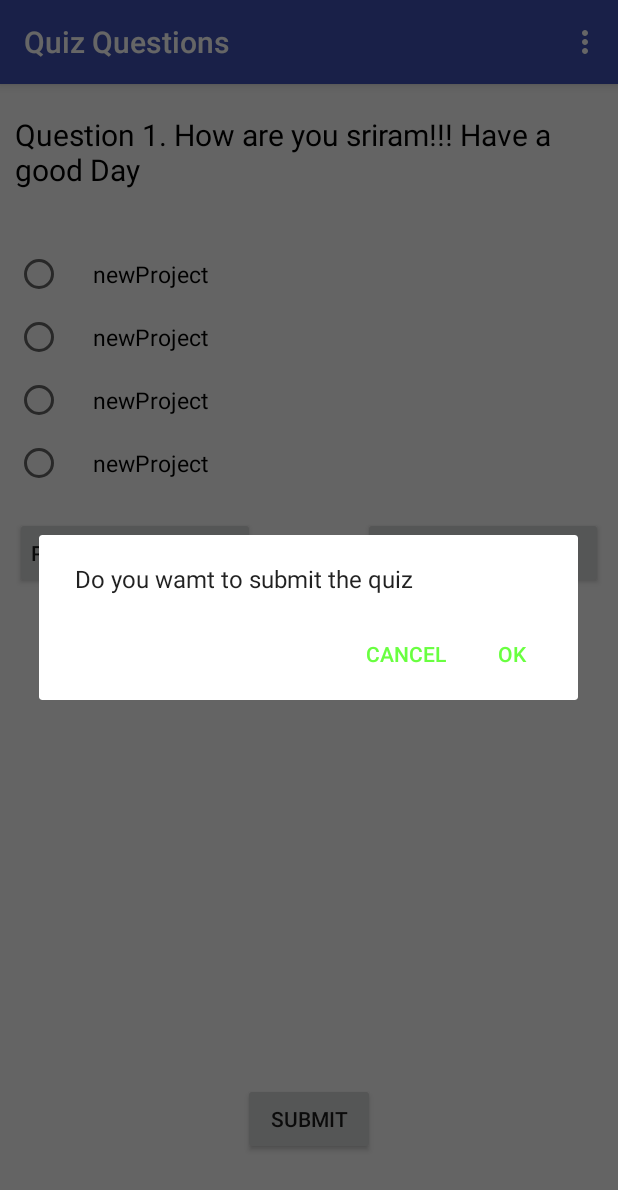
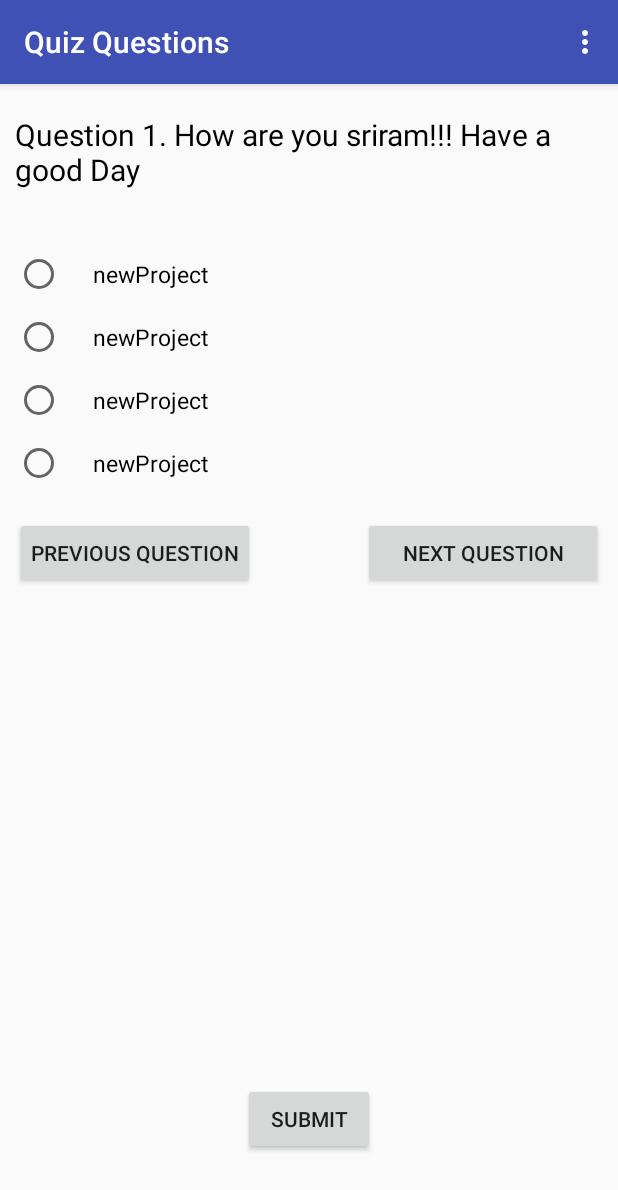
Before and after one commit to Sriramkod/Online_Quiz, an Android app: the QuizActivity screen opened directly, with no data from a screen before it, after a tap on "SUBMIT", on a phone screen of 412 x 824 dp. Shown: the top 1190 px of the screen. Run offline under Robolectric (Android 15) with nearby library versions, the phone set to English and light mode, and no system bars; 12 statements that could not run were skipped.

```diff
--- a/app/src/main/java/com/example/ksriram/newproject/QuizActivity.java
+++ b/app/src/main/java/com/example/ksriram/newproject/QuizActivity.java
@@ -3,6 +3,7 @@ package com.example.ksriram.newproject;
 import android.app.AlertDialog;
 import android.app.ProgressDialog;
 import android.content.DialogInterface;
+import android.content.Intent;
 import android.content.pm.ActivityInfo;
 import android.os.AsyncTask;
 import android.os.Bundle;
@@ -36,6 +37,7 @@ import java.util.List;
 
 public class QuizActivity extends AppCompatActivity {
 
+    ArrayList<Integer> milk;
     private TextView quizQuestion;
 
     private RadioGroup radioGroup;
@@ -43,9 +45,10 @@ public class QuizActivity extends AppCompatActivity {
     private RadioButton optionTwo;
     private RadioButton optionThree;
     private RadioButton optionFour;
+    private RadioButton def;
 
-
-    private int[] a = new int[1000];
+    //private int[] a = new int[1000];
+    int[] a = new int[100];
     private int i=0;
     private int currentQuizQuestion;
     private int quizCount;
@@ -59,34 +62,41 @@ public class QuizActivity extends AppCompatActivity {
     protected void onCreate(Bundle savedInstanceState) {
         super.onCreate(savedInstanceState);
         setContentView(R.layout.activity_quiz);
+
+        milk = new ArrayList<>();
+
+
         setRequestedOrientation(ActivityInfo.SCREEN_ORIENTATION_PORTRAIT);
         submit=(Button)findViewById(R.id.button2);
         quizQuestion = (TextView)findViewById(R.id.quiz_question);
 
         radioGroup = (RadioGroup)findViewById(R.id.radioGroup);
+
         optionOne = (RadioButton)findViewById(R.id.radio0);
         optionTwo = (RadioButton)findViewById(R.id.radio1);
         optionThree = (RadioButton)findViewById(R.id.radio2);
         optionFour = (RadioButton)findViewById(R.id.radio3);
+        def = (RadioButton)findViewById(R.id.radiod);
 //dis=(TextView)findViewById(R.id.massage);
         //Builder design pattern
         submit.setOnClickListener(new View.OnClickListener() {
             @Override
             public void onClick(View view) {
 
-                AlertDialog.Builder builder = new AlertDialog.Builder(QuizActivity.this);
-                builder.setMessage("Do you wamt to submit the quiz")
-                .setPositiveButton("ok", new DialogInterface.OnClickListener() {
-                    @Override
-                    public void onClick(DialogInterface dialogInterface, int i) {
+                Intent in = new Intent(QuizActivity.this,check.class);
+                Bundle bundle = new Bundle();
 
-                    }
-                }).setNegativeButton("Cancel",null);
-                AlertDialog alert = builder.create();
-                alert.show();
+                bundle.putSerializable("answers",milk);
+                in.putExtras(bundle);
+//                bundle.putIntArray("MyArray", a);
+//                in.putExtras(bundle);
+
+                //in.putExtra("MyArray",a);
+                startActivity(in);
+
             }
         });
-        Button previousButton = (Button)findViewById(R.id.previousquiz);
+        //Button previousButton = (Button)findViewById(R.id.previousquiz);
         Button nextButton = (Button)findViewById(R.id.nextquiz);
 
         AsyncJsonObject asyncObject = new AsyncJsonObject();
@@ -131,24 +141,32 @@ public class QuizActivity extends AppCompatActivity {
             @Override
             public void onClick(View view) {
                 int count=0;
-
+               // def.setChecked(true);
                 int radioSelected = radioGroup.getCheckedRadioButtonId();
                 int userSelection = getSelectedAnswer(radioSelected);
 
                 int correctAnswerForQuestion = firstQuestion.getCorrectAnswer();
                 //if(radioGroup.getCheckedRadioButtonId() == -1)
-                if(!(optionOne.isChecked()||optionTwo.isChecked()||optionThree.isChecked()||optionFour.isChecked()))
+                if(!(optionOne.isChecked()||optionTwo.isChecked()||optionThree.isChecked()||optionFour.isChecked()||def.isChecked()))
                 {
                     Toast.makeText(QuizActivity.this, "Select any one of the option", Toast.LENGTH_LONG).show();
                 }
                 else{
-                    a[i]=userSelection;
+                    /*a[i]= userSelection;
+                    i++;*/
+
+
+                    //Toast.makeText(QuizActivity.this, "  "+userSelection, Toast.LENGTH_LONG).show();
+                    milk.add(userSelection);
                     i++;
+                    def.setChecked(true);
+
+                    Toast.makeText(QuizActivity.this, "  "+userSelection, Toast.LENGTH_LONG).show();
                     //count++;
                     currentQuizQuestion++;
                     if(currentQuizQuestion >= quizCount){
-                        for(int k=0;k<a.length;k++)
-                        Toast.makeText(QuizActivity.this, "End of the Quiz Questions"+a[k], Toast.LENGTH_LONG).show();
+                        //for(int k=0;k<a.length;k++)
+                        Toast.makeText(QuizActivity.this, "End of the Quiz Questions", Toast.LENGTH_LONG).show();
                                                // dis.setText(count);
                         return;
                     }
@@ -156,7 +174,7 @@ public class QuizActivity extends AppCompatActivity {
                         firstQuestion = parsedObject.get(currentQuizQuestion);
                         quizQuestion.setText(firstQuestion.getQuestion());
                         String[] possibleAnswers = firstQuestion.getAnswers().split(",");
-                        uncheckedRadioButton();
+                        //uncheckedRadioButton();
                         optionOne.setText(possibleAnswers[0]);
                         optionTwo.setText(possibleAnswers[1]);
                         optionThree.setText(possibleAnswers[2]);
@@ -167,14 +185,14 @@ public class QuizActivity extends AppCompatActivity {
 
             }
         });
-        /*previousButton.setOnClickListener(new View.OnClickListener() {
+       /* previousButton.setOnClickListener(new View.OnClickListener() {
             @Override
             public void onClick(View v) {
                 currentQuizQuestion--;
                 if(currentQuizQuestion < 0){
                     return;
                 }
-                uncheckedRadioButton();
+                //uncheckedRadioButton();
                 firstQuestion = parsedObject.get(currentQuizQuestion);
                 quizQuestion.setText(firstQuestion.getQuestion());
                 String[] possibleAnswers = firstQuestion.getAnswers().split(",");
@@ -309,6 +327,10 @@ public class QuizActivity extends AppCompatActivity {
     private int getSelectedAnswer(int radioSelected){
 
         int answerSelected = 0;
+        if(radioSelected == R.id.radiod){
+            answerSelected = 0;
+        }
+
         if(radioSelected == R.id.radio0){
             answerSelected = 1;
         }
@@ -331,14 +353,14 @@ public class QuizActivity extends AppCompatActivity {
     }
 public void onBackPressed(){
     AlertDialog.Builder builder = new AlertDialog.Builder(QuizActivity.this);
-    builder.setTitle("Exit learnFriendy");
-    builder.setMessage("Meeku ishtamey na")
+    builder.setTitle("Exit Online Quiz");
+    builder.setMessage("Do you want to leave")
             .setPositiveButton("ok", new DialogInterface.OnClickListener() {
                 @Override
                 public void onClick(DialogInterface dialogInterface, int i) {
                     QuizActivity.super.onBackPressed();
                 }
-            }).setNegativeButton("ishtam ledu",null);
+            }).setNegativeButton("ccancel",null);
     AlertDialog alert = builder.create();
     alert.show();
 }
```
